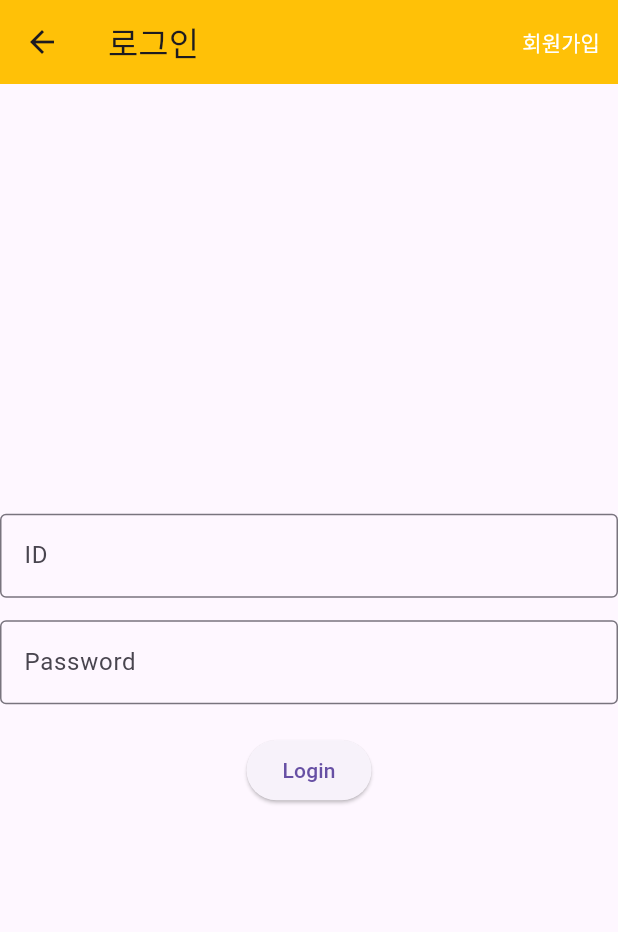
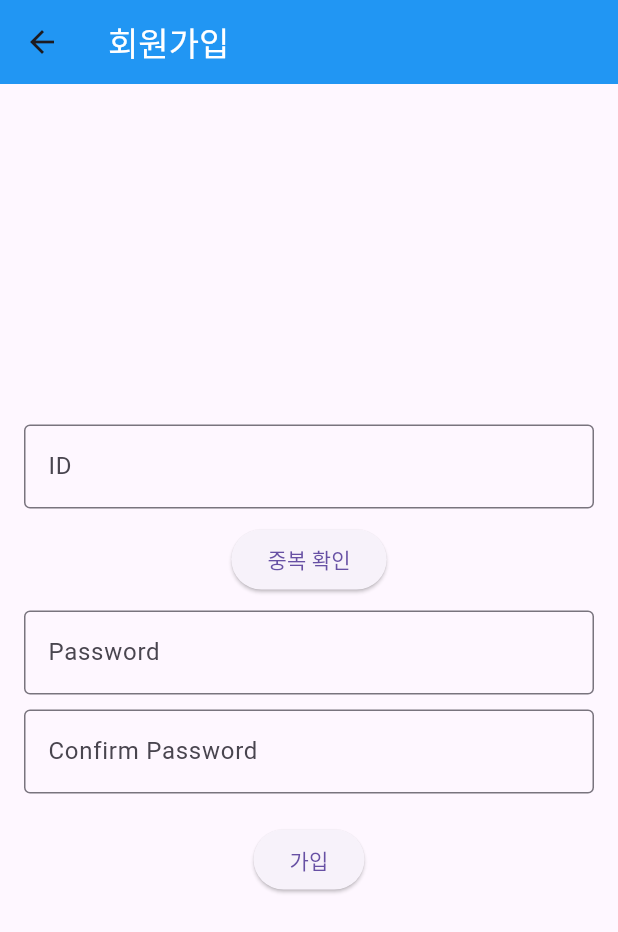
Before and after one commit to sntari/flutter-community, a Flutter app: the screen it shows after launch, item 2 of the bottom bar chosen, after a tap on "회원가입", on a phone screen of 412 x 824 dp. Shown: the top 932 px of the screen. Run offline on Flutter 3.47's test engine with Material 3 defaults, Android fonts, the light colour scheme and no system bars; our stand-ins replace cloud_firestore, firebase_core, logger; accounts and stored records are empty.

Commit message:
회원가입 추가

```diff
--- a/lib/chatmessage.dart
+++ b/lib/chatmessage.dart
@@ -21,7 +21,7 @@ class ChatMessage extends StatelessWidget {
           child: Row(
             children: [
               CircleAvatar(
-                backgroundColor: Colors.amber,
+                backgroundColor: Colors.blue,
                 child: Text("N"),
               ),
               SizedBox(width: 16,),
--- a/lib/home.dart
+++ b/lib/home.dart
@@ -1,12 +1,13 @@
 import 'dart:io';
 
+import 'package:cloud_firestore/cloud_firestore.dart';
 import 'package:chatapp/chatmessage.dart';
 import 'package:flutter/cupertino.dart';
 import 'package:flutter/material.dart';
 import 'package:logger/logger.dart';
 
 class ChatPage extends StatefulWidget {
-  const ChatPage({super.key});
+  const ChatPage({Key? key}) : super(key: key);
 
   @override
   State<ChatPage> createState() => _ChatPageState();
@@ -22,8 +23,8 @@ class _ChatPageState extends State<ChatPage> {
   Widget build(BuildContext context) {
     return Scaffold(
       appBar: AppBar(
-        title: Text('Chat App'),
-        backgroundColor: Colors.amber,
+        title: Text('대화방', style: TextStyle(color: Colors.white)),
+        backgroundColor: Colors.blue,
       ),
       body: Column(
         children: [
@@ -47,7 +48,7 @@ class _ChatPageState extends State<ChatPage> {
                 ),
                 TextButton(onPressed: () {
                   _handleSubmitted(_textEditingController.text);
-                }, child: Text('Send'), style: ButtonStyle(backgroundColor: MaterialStateProperty.all(Colors.amber)),),
+                }, child: Text('Send', style: TextStyle(color: Colors.white)), style: ButtonStyle(backgroundColor: MaterialStateProperty.all(Colors.blue)),),
               ],
             ),
           ),
--- a/lib/intro.dart
+++ b/lib/intro.dart
@@ -35,10 +35,10 @@ class _IntroScreenState extends State<IntroScreen> {
   @override
   Widget build(BuildContext context) {
     return Scaffold(
-      backgroundColor: Colors.amber,
+      backgroundColor: Colors.blue,
       body: Center(
         child: Text(
-          'Mungungdeng Community',
+          'Community',
           style: TextStyle(
             fontSize: 40,
             color: Colors.white,
--- a/lib/login.dart
+++ b/lib/login.dart
@@ -1,3 +1,4 @@
+import 'package:chatapp/signup.dart';
 import 'package:flutter/material.dart';
 
 class Login extends StatefulWidget {
@@ -16,13 +17,15 @@ class _LoginState extends State<Login> {
   Widget build(BuildContext context) {
     return Scaffold(
       appBar: AppBar(
-        backgroundColor: Colors.amber,
-        title: Text(isLoggedIn ? '정보 수정' : '로그인'),
+        backgroundColor: Colors.blue,
+        title: Text(isLoggedIn ? '정보 수정' : '로그인', style: TextStyle(color: Colors.white)),
         actions: [
           if (!isLoggedIn)
             TextButton(
               onPressed: () {
-                // Navigate to the registration screen
+                Navigator.push(
+                  context,
+                  MaterialPageRoute(builder: (context) => SignUp()),);
               },
               child: Text(
                 '회원가입',
--- a/lib/main.dart
+++ b/lib/main.dart
@@ -1,10 +1,11 @@
 import 'package:chatapp/home.dart';
 import 'package:chatapp/intro.dart';
+import 'package:firebase_core/firebase_core.dart';
 import 'package:chatapp/login.dart';
 import 'package:flutter/cupertino.dart';
 import 'package:flutter/material.dart';
 
-void main(){
+void main() async{
   runApp(MyApp());
 }
 
@@ -50,19 +51,16 @@ class _MyHomePageState extends State<MyHomePage> {
   Widget build(BuildContext context) {
     return Scaffold(
       appBar: AppBar(
+        backgroundColor: Colors.blue,
         title: Row(
           mainAxisAlignment: MainAxisAlignment.spaceBetween,
           children: [
-            Text('중장년 커뮤니티'),
-            Padding(
-              padding: const EdgeInsets.only(right: 10.0), // Adjust the padding as needed
-              child: Icon(Icons.add_alert),
-            ),
+            Text('커뮤니티', style: TextStyle(color: Colors.white)),
+            Icon(Icons.notifications, color: Colors.white),
           ],
         ),
-        backgroundColor: Colors.amber,
       ),
-      body: Column(
+      body : Column(
         crossAxisAlignment: CrossAxisAlignment.start,
         children: [
           Padding(
@@ -72,17 +70,15 @@ class _MyHomePageState extends State<MyHomePage> {
               children: [
                 TextButton(
                   onPressed: () {
-                    // '공지사항' 버튼을 누를 때 선택된 레이블을 업데이트
                     setSelectedLabel('공지사항');
                   },
-                  child: Text('공지사항'),
+                  child: Text('공지사항', style: TextStyle(color: Colors.blue)),
                 ),
                 TextButton(
                   onPressed: () {
-                    // '인기글' 버튼을 누를 때 선택된 레이블을 업데이트
                     setSelectedLabel('인기글');
                   },
-                  child: Text('인기글'),
+                  child: Text('인기글', style: TextStyle(color: Colors.blue)),
                 ),
                 PopupMenuButton<String>(
                   initialValue: labels[0],
@@ -95,7 +91,6 @@ class _MyHomePageState extends State<MyHomePage> {
                     }).toList();
                   },
                   onSelected: (String? newValue) {
-                    // 선택된 레이블을 변경하는 함수 호출
                     setSelectedLabel(newValue!);
                   },
                 ),
@@ -121,8 +116,16 @@ class _MyHomePageState extends State<MyHomePage> {
                     margin: EdgeInsets.symmetric(vertical: 5.0, horizontal: 10.0),
                     padding: EdgeInsets.all(10.0),
                     decoration: BoxDecoration(
-                      color: Colors.grey[200],
+                      color: Colors.white,
                       borderRadius: BorderRadius.circular(10.0),
+                      boxShadow: [
+                        BoxShadow(
+                          color: Colors.grey.withOpacity(0.5),
+                          spreadRadius: 2,
+                          blurRadius: 5,
+                          offset: Offset(0, 3), // changes position of shadow
+                        ),
+                      ],
                     ),
                     child: Column(
                       crossAxisAlignment: CrossAxisAlignment.start,
--- /dev/null
+++ b/lib/signup.dart
@@ -0,0 +1,98 @@
+import 'package:flutter/material.dart';
+
+class SignUp extends StatefulWidget {
+  const SignUp({Key? key}) : super(key: key);
+
+  @override
+  _SignUpState createState() => _SignUpState();
+}
+
+class _SignUpState extends State<SignUp> {
+  TextEditingController idController = TextEditingController();
+  TextEditingController passwordController = TextEditingController();
+  TextEditingController confirmPasswordController = TextEditingController();
+
+  bool isIdAvailable = true; // Track whether the entered ID is available
+
+  @override
+  Widget build(BuildContext context) {
+    return Scaffold(
+      appBar: AppBar(
+        backgroundColor: Colors.blue,
+        title: Text('회원가입', style: TextStyle(color: Colors.white)),
+      ),
+      body: Padding(
+        padding: EdgeInsets.all(16.0),
+        child: Column(
+          mainAxisAlignment: MainAxisAlignment.center,
+          children: [
+            TextField(
+              controller: idController,
+              decoration: InputDecoration(
+                labelText: 'ID',
+                border: OutlineInputBorder(),
+                suffixIcon: isIdAvailable
+                    ? null
+                    : Icon(
+                  Icons.error,
+                  color: Colors.red,
+                ),
+              ),
+            ),
+            SizedBox(height: 10),
+            ElevatedButton(
+              onPressed: () {
+                // Perform duplicate check action
+                // This is a dummy implementation, replace it with actual logic
+                setState(() {
+                  isIdAvailable = idController.text.isNotEmpty;
+                });
+              },
+              child: Text('중복 확인'),
+            ),
+            SizedBox(height: 10),
+            TextField(
+              controller: passwordController,
+              decoration: InputDecoration(
+                labelText: 'Password',
+                border: OutlineInputBorder(),
+              ),
+              obscureText: true,
+            ),
+            SizedBox(height: 10),
+            TextField(
+              controller: confirmPasswordController,
+              decoration: InputDecoration(
+                labelText: 'Confirm Password',
+                border: OutlineInputBorder(),
+              ),
+              obscureText: true,
+            ),
+            SizedBox(height: 20),
+            ElevatedButton(
+              onPressed: () {
+                // Perform signup action
+                // This is a dummy implementation, replace it with actual logic
+                if (idController.text.isNotEmpty &&
+                    passwordController.text.isNotEmpty &&
+                    confirmPasswordController.text.isNotEmpty &&
+                    passwordController.text == confirmPasswordController.text) {
+                  // All fields are filled and passwords match
+                  // Add your signup logic here
+                  ScaffoldMessenger.of(context).showSnackBar(
+                    SnackBar(content: Text('회원가입 성공')),
+                  );
+                } else {
+                  ScaffoldMessenger.of(context).showSnackBar(
+                    SnackBar(content: Text('모든 필드를 입력하고 비밀번호가 일치하는지 확인하세요')),
+                  );
+                }
+              },
+              child: Text('가입'),
+            ),
+          ],
+        ),
+      ),
+    );
+  }
+}
```
Also changed, not shown: pubspec.lock, 3 other files.
